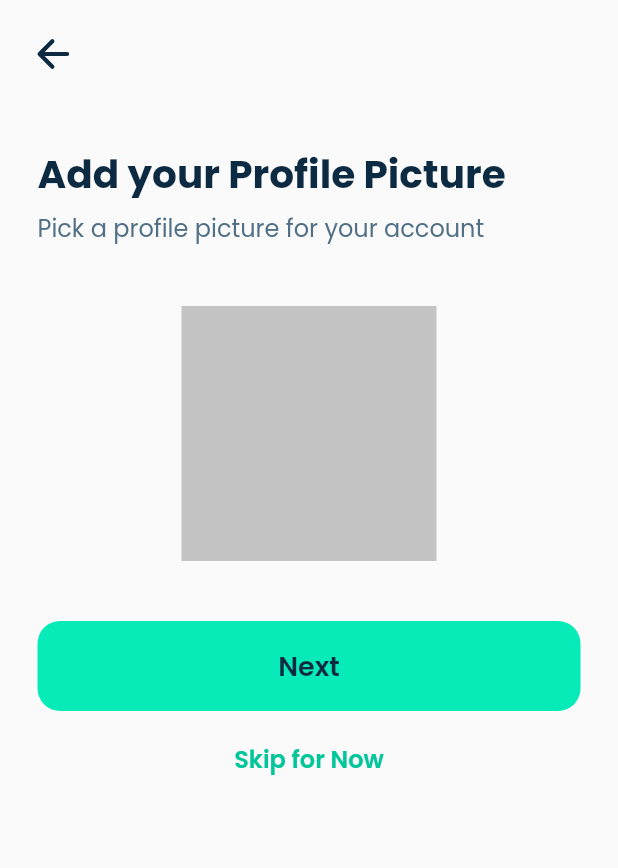
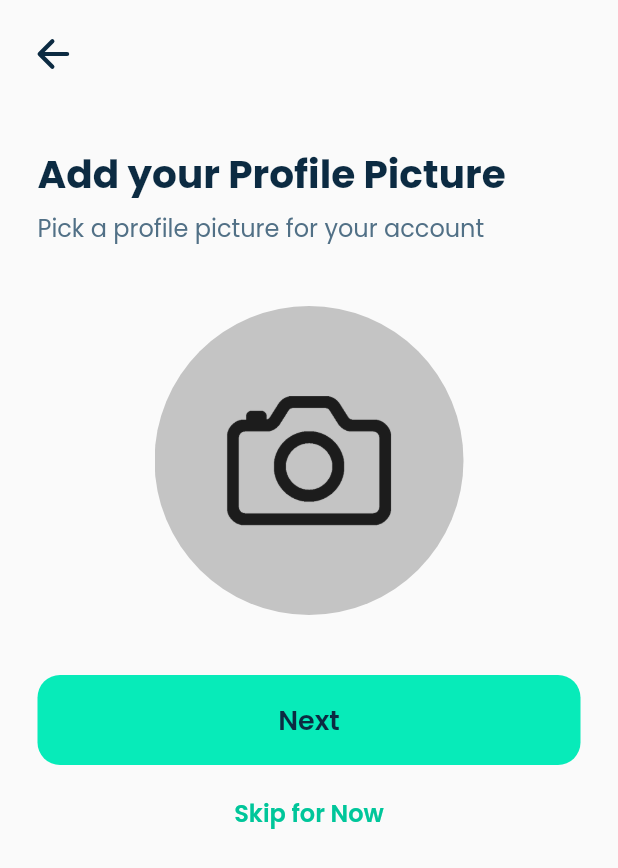
Before and after one commit to fitness-coaching-app/fitness-coaching-app-frontend, a Flutter app: the Register4 screen opened directly, on a phone screen of 412 x 824 dp. Shown: the top 868 px of the screen. Run offline on Flutter 3.47's test engine with Material 2 defaults, Android fonts, the phone set to English and light mode, and no system bars; our stand-ins replace camera, flutter_dotenv, flutter_svg, flutter_tts, google_fonts, image_picker and 1 more; missing offline and left inert: fca_pose_validation, google_ml_kit; accounts and stored records are empty.

```diff
--- a/lib/register4_view.dart
+++ b/lib/register4_view.dart
@@ -1,10 +1,34 @@
+import 'dart:io';
+
 import 'package:flutter/material.dart';
+import 'package:flutter/services.dart';
 import 'package:flutter_application_2/newUserSetup0_view.dart';
+import 'package:image_picker/image_picker.dart';
 import 'package:ionicons/ionicons.dart';
 import 'color.dart';
 
-class Register4 extends StatelessWidget {
+class Register4 extends StatefulWidget {
   const Register4({Key? key}) : super(key: key);
+
+  @override
+  State<StatefulWidget> createState() => Register4State();
+}
+
+class Register4State extends State<Register4> {
+  File? image;
+  ImagePicker imagePicker = ImagePicker();
+  Future pickImage() async {
+    try {
+      final image = await imagePicker.getImage(source: ImageSource.gallery);
+      if (image == null) return;
+
+      final imageTemp = File(image.path);
+      setState(() => this.image = imageTemp);
+    } on PlatformException catch (e) {
+      print('Failed to pick image: $e');
+    }
+  }
+
   @override
   Widget build(BuildContext context) {
     return Scaffold(
@@ -56,11 +80,23 @@ class Register4 extends StatelessWidget {
                         height: 40,
                       ),
                       Center(
-                          child: Container(
-                              width: 170,
-                              height: 170,
-                              decoration: BoxDecoration(
-                                  color: const Color(0xffc4c4c4)))),
+                          child: GestureDetector(
+                              onTap: () {
+                                pickImage();
+                              },
+                              child: Container(
+                                  width:
+                                      MediaQuery.of(context).size.width * 0.5,
+                                  height:
+                                      MediaQuery.of(context).size.height * 0.25,
+                                  decoration: BoxDecoration(
+                                      borderRadius: BorderRadius.circular(360),
+                                      image: DecorationImage(
+                                          fit: BoxFit.cover,
+                                          image: image == null
+                                              ? AssetImage(
+                                                  'assets/Icon/camera.png')
+                                              : FileImage(image!)))))),
                       Container(
                         height: 40,
                       ),
--- a/pubspec.yaml
+++ b/pubspec.yaml
@@ -27,7 +27,7 @@ dependencies:
   ionicons: ^0.1.2
   flutter_svg: ^0.22.0
   google_ml_kit: ^0.7.3
-  image_picker: ^0.7.2
+  image_picker: ^0.8.4+10
   camera: ^0.8.1
   http: ^0.13.4
   flutter_dotenv: ^5.0.2
```
Also changed, not shown: lib/home_view.dart (+29 -16 lines), assets/Icon/camera.png (added), pubspec.lock, 1 other file.
